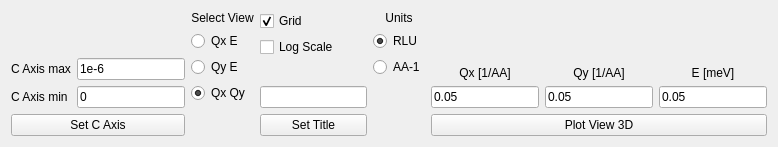
MJOLNIRPackage/MJOLNIR-GUI, file src/main/resources/base/Views/View3D.ui: the form before one commit.
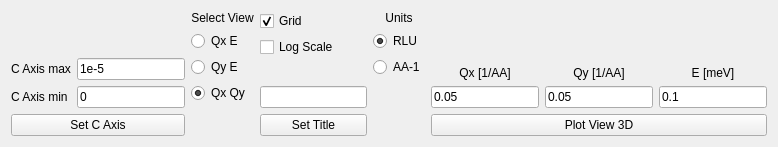
The form after the commit.

What changed in the file:
```diff
--- a/src/main/resources/base/Views/View3D.ui
+++ b/src/main/resources/base/Views/View3D.ui
@@ -38,7 +38,7 @@
            <item row="1" column="1">
             <widget class="QLineEdit" name="View3D_CAxisMax_lineEdit">
              <property name="text">
-              <string>1e-6</string>
+              <string>1e-5</string>
              </property>
             </widget>
            </item>
@@ -283,7 +283,7 @@
        <item row="2" column="2">
         <widget class="QLineEdit" name="View3D_EBin_lineEdit">
          <property name="text">
-          <string>0.05</string>
+          <string>0.1</string>
          </property>
         </widget>
        </item>
```
Left out of the diff: 2 changed lines with no effect on the pictures.
